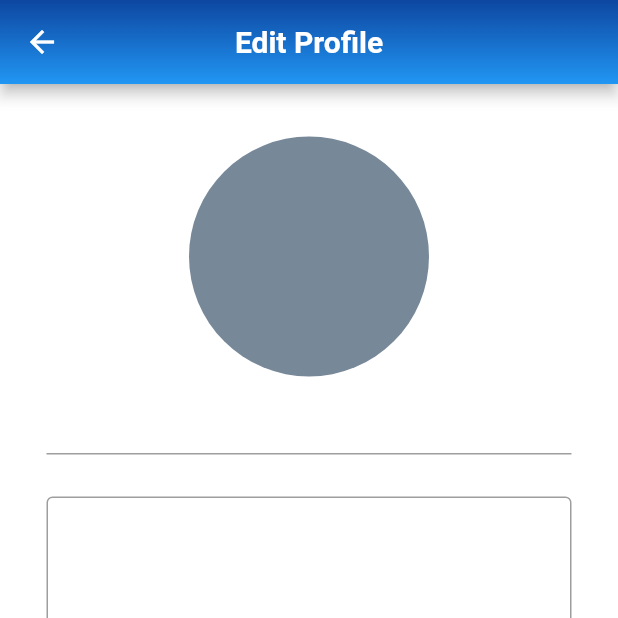
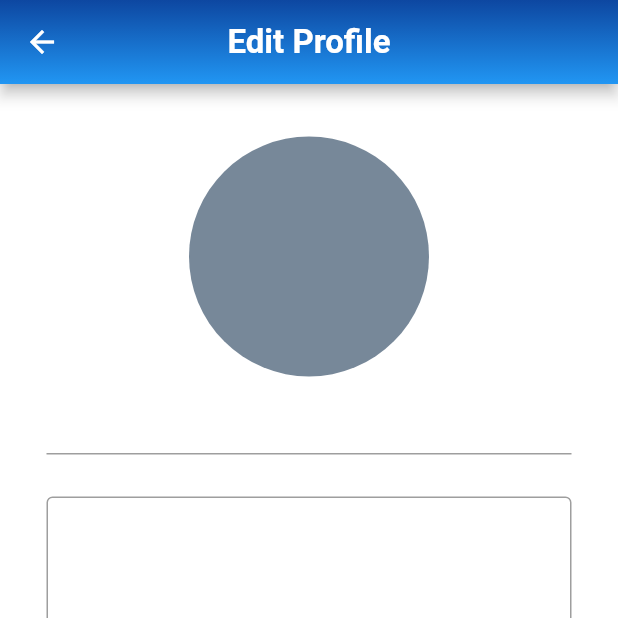
Before and after one commit to deadgrudge1/Gathrr, a Flutter app: the BottomNavBar screen opened directly, item 4 of the bottom bar chosen, after a tap on the "edit" icon, on a phone screen of 412 x 824 dp, the top half of it. Run offline on Flutter 3.47's test engine with Material 2 defaults, Android fonts, the phone set to English and light mode, and no system bars; our stand-ins replace cloud_firestore, connectivity, firebase_messaging, flutter_local_notifications, fluttertoast, image_cropper and 2 more; missing offline and left inert: barcode_scan, fw_ticket; accounts and stored records are empty; network calls fail.

Commit message:
few UI changes

```diff
--- a/lib/Chat/chat_screen.dart
+++ b/lib/Chat/chat_screen.dart
@@ -31,7 +31,9 @@ class _ChatScreenState extends State<ChatScreen> with SingleTickerProviderStateM
             Icons.keyboard_backspace,
             color: Colors.black,
           ),
-          onPressed: (){},
+          onPressed: (){
+            Navigator.of(context).pop();
+          },
         ),
         title: TextField(
           decoration: InputDecoration.collapsed(
--- a/lib/Home/main_home_with_upper_bar.dart
+++ b/lib/Home/main_home_with_upper_bar.dart
@@ -183,7 +183,7 @@ class _SearchPageState extends State<SearchPage> {
             statusBarBrightness: Brightness.light,
             statusBarIconBrightness: Brightness.dark,
             systemNavigationBarIconBrightness: Brightness.dark,
-            systemNavigationBarColor: Colors.blue.shade500),
+            systemNavigationBarColor: Colors.transparent),
         child: Container(
           child: SingleChildScrollView(
             child: Column(
@@ -320,7 +320,7 @@ class _SearchPageState extends State<SearchPage> {
             horizontal: size.getWidthPx(20), vertical: size.getWidthPx(16)),
         borderOnForeground: true,
         child: Container(
-          width: size.getWidthPx(300),
+          width: size.getWidthPx(350),
           height: size.getWidthPx(150),
           child: Column(
             children: <Widget>[
@@ -361,7 +361,7 @@ class _SearchPageState extends State<SearchPage> {
                       ),
                       Text("Pune"),
                       Padding(
-                        padding: const EdgeInsets.only(top: 5.0),
+                        padding: const EdgeInsets.only(top: 5.0, bottom: 30.0),
                         child: Row(
                           children: <Widget>[
                             Text("Time Till Live :",
@@ -517,7 +517,7 @@ class _SearchPageState extends State<SearchPage> {
           shape: RoundedRectangleBorder(borderRadius: BorderRadius.circular(12)),
           borderOnForeground: true,
           child: Container(
-              height: size.getWidthPx(150),
+              height: size.getWidthPx(170),
               width: size.getWidthPx(170),
               child: Column(
                 crossAxisAlignment: CrossAxisAlignment.stretch,
--- a/lib/My-QR/home_my_qr.dart
+++ b/lib/My-QR/home_my_qr.dart
@@ -12,6 +12,7 @@ class MYQR extends StatelessWidget {
     size = Screen(MediaQuery.of(context).size);
 
     return Scaffold(
+      backgroundColor: Colors.white,
       appBar: AppBar(
         backgroundColor: Colors.blue.shade900,
         flexibleSpace: Container(
@@ -41,8 +42,9 @@ class MYQR extends StatelessWidget {
 
          */
       ),
-      body: Padding(
-        padding: const EdgeInsets.symmetric(vertical: 50.0, horizontal: 0.0),
+      body: Center(
+        child: Padding(
+          padding: const EdgeInsets.symmetric(vertical: 10.0, horizontal: 0.0),
           child: Center(
             child: ListView(
               scrollDirection: Axis.vertical,
@@ -69,7 +71,7 @@ class MYQR extends StatelessWidget {
                                   children: <Widget>[
                                     Center(
                                       child: Padding(
-                                      padding: const EdgeInsets.only(top: 20.0, left: 0.0),
+                                        padding: const EdgeInsets.only(top: 10.0, left: 0.0),
                                         child: Text("Amit",
                                           style: TextStyle(
                                             color: Colors.white,
@@ -113,7 +115,7 @@ class MYQR extends StatelessWidget {
                                   ),
                                 ),
                                 Padding(
-                                padding: const EdgeInsets.only(bottom: 20.0),
+                                  padding: const EdgeInsets.only(bottom: 0.0),
                                   child: Center(
                                       child: Text("SCAN MY QR CODE TO ADD ME",
                                         style: TextStyle(
@@ -135,6 +137,7 @@ class MYQR extends StatelessWidget {
             ),
           ),
         ),
+      ),
     );
   }
 }
--- a/lib/Notifications/notification_screen.dart
+++ b/lib/Notifications/notification_screen.dart
@@ -20,7 +20,11 @@ class EventNotices extends StatelessWidget {
           ),
         ),
         title: Text(
-          "Notifications",
+          "Live Updates",
+          style: TextStyle(
+            fontWeight: FontWeight.bold,
+            fontSize: 22.0,
+          ),
         ),
         centerTitle: true,
         actions: <Widget>[
--- a/lib/Profile/add_experience.dart
+++ b/lib/Profile/add_experience.dart
@@ -36,7 +36,7 @@ class AddExperience extends StatelessWidget {
           style: TextStyle(
             color: Colors.white,
             fontWeight: FontWeight.bold,
-            fontSize: 20,
+            fontSize: 22,
           ),
         ),
       ),
--- a/lib/Profile/add_interests.dart
+++ b/lib/Profile/add_interests.dart
@@ -25,7 +25,7 @@ class AddInterests extends StatelessWidget {
           style: TextStyle(
             color: Colors.white,
             fontWeight: FontWeight.bold,
-            fontSize: 20,
+            fontSize: 22,
           ),
         ),
       ),
--- a/lib/Profile/add_social_media.dart
+++ b/lib/Profile/add_social_media.dart
@@ -21,7 +21,7 @@
           style: TextStyle(
             color: Colors.white,
             fontWeight: FontWeight.bold,
-            fontSize: 20,
+            fontSize: 22,
           ),
         ),
       ),
--- a/lib/Profile/edit_experience_list.dart
+++ b/lib/Profile/edit_experience_list.dart
@@ -28,7 +28,7 @@ class EditExperience extends StatelessWidget {
           style: TextStyle(
             color: Colors.white,
             fontWeight: FontWeight.bold,
-            fontSize: 20,
+            fontSize: 22,
           ),
         ),
       ),
--- a/lib/Profile/edit_profile_screen.dart
+++ b/lib/Profile/edit_profile_screen.dart
@@ -32,7 +32,7 @@ class EditScren extends StatelessWidget {
           style: TextStyle(
             color: Colors.white,
             fontWeight: FontWeight.bold,
-            fontSize: 20,
+            fontSize: 22,
           ),
         ),
       ),
--- a/lib/Profile/main_profile.dart
+++ b/lib/Profile/main_profile.dart
@@ -190,8 +190,9 @@ class MainProfile extends StatelessWidget {
         ],
         title: Text("Profile",
           style: TextStyle(
+            color: Colors.white,
             fontWeight: FontWeight.bold,
-            fontSize: 22.0,
+            fontSize: 22,
           ),
         ),
         centerTitle: true,
--- a/lib/Profile/setting_screen.dart
+++ b/lib/Profile/setting_screen.dart
@@ -26,7 +26,7 @@ class Settings extends StatelessWidget {
           style: TextStyle(
             color: Colors.white,
             fontWeight: FontWeight.bold,
-            fontSize: 20,
+            fontSize: 22,
           ),
         ),
       ),
```
Also changed, not shown: lib/Login/custom_login_form.dart (+10 -6 lines), lib/Main/bottom_nav_bar.dart (+10 -3 lines), lib/Signup/custom_sign_up_form.dart (+8 -4 lines), lib/main.dart (renamed from lib/Main/main.dart), 3 other files. Lines whose indentation alone changed are shown as unchanged.
